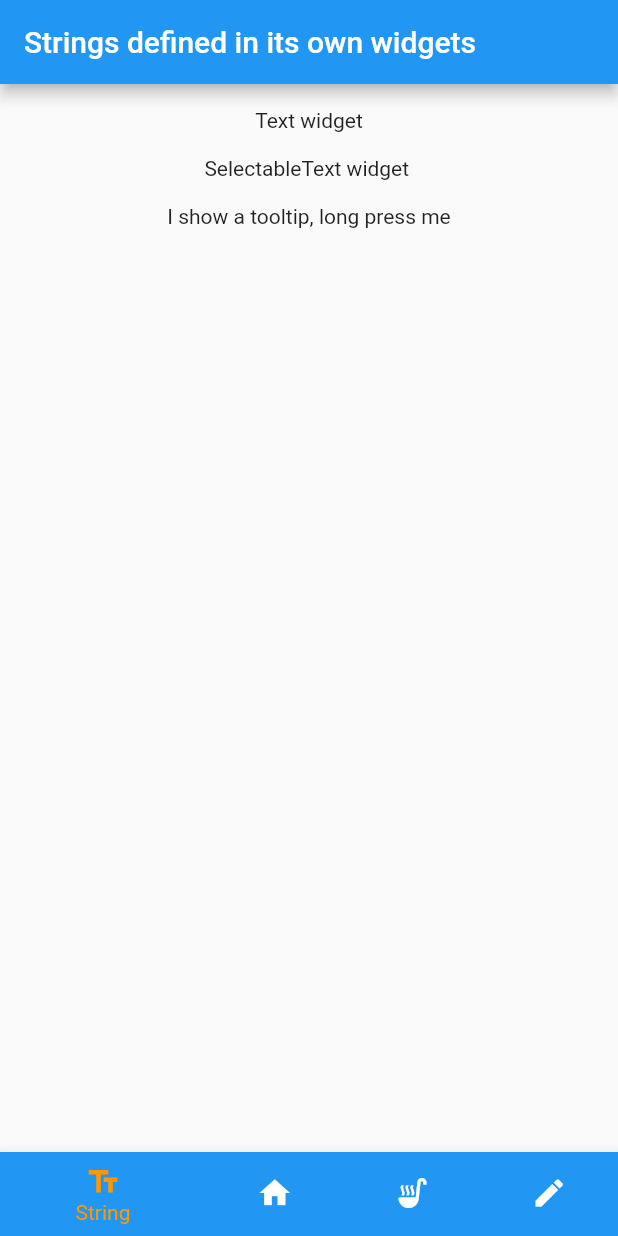
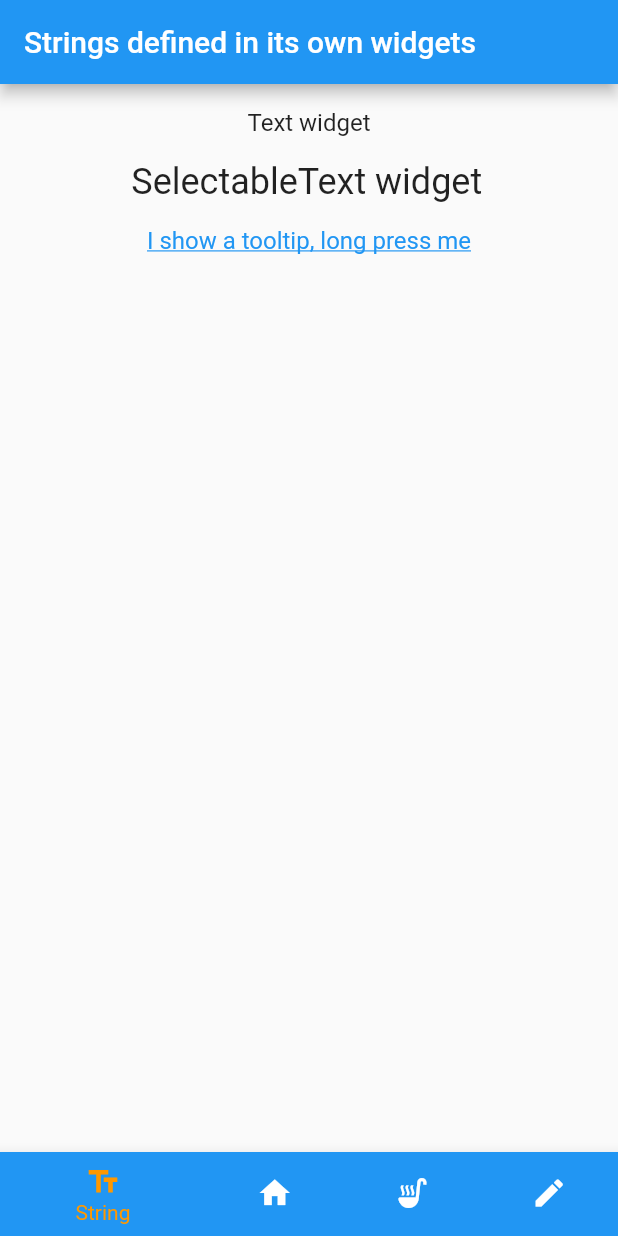
Before and after one commit to yfujiki/dynamic_size_text, a Flutter app: the screen it shows after launch, on a phone screen of 412 x 824 dp. Run offline on Flutter 3.47's test engine with Material 2 defaults, Android fonts, the phone set to English and light mode, and no system bars.

```diff
--- a/lib/string_widgets_tab.dart
+++ b/lib/string_widgets_tab.dart
@@ -10,14 +10,23 @@ class StringWidgetsTab extends StatelessWidget {
         crossAxisAlignment: CrossAxisAlignment.center,
         children: const [
           SizedBox(height: 16),
-          Text("Text widget"),
+          Text("Text widget", style: TextStyle(fontSize: 16)),
           SizedBox(height: 16),
-          SelectableText("SelectableText widget"),
+          SelectableText("SelectableText widget",
+              style: TextStyle(fontSize: 24)),
           SizedBox(height: 16),
           Tooltip(
             height: 100,
             message: "Tooltip",
-            child: Text("I show a tooltip, long press me"),
+            child: Text(
+              "I show a tooltip, long press me",
+              style: TextStyle(
+                fontSize: 16,
+                color: Colors.blue,
+                decoration: TextDecoration.underline,
+                decorationStyle: TextDecorationStyle.solid,
+              ),
+            ),
           ),
         ],
       ),
```
Also changed, not shown: lib/hybrid_widgets_tab.dart (+38 -5 lines).
